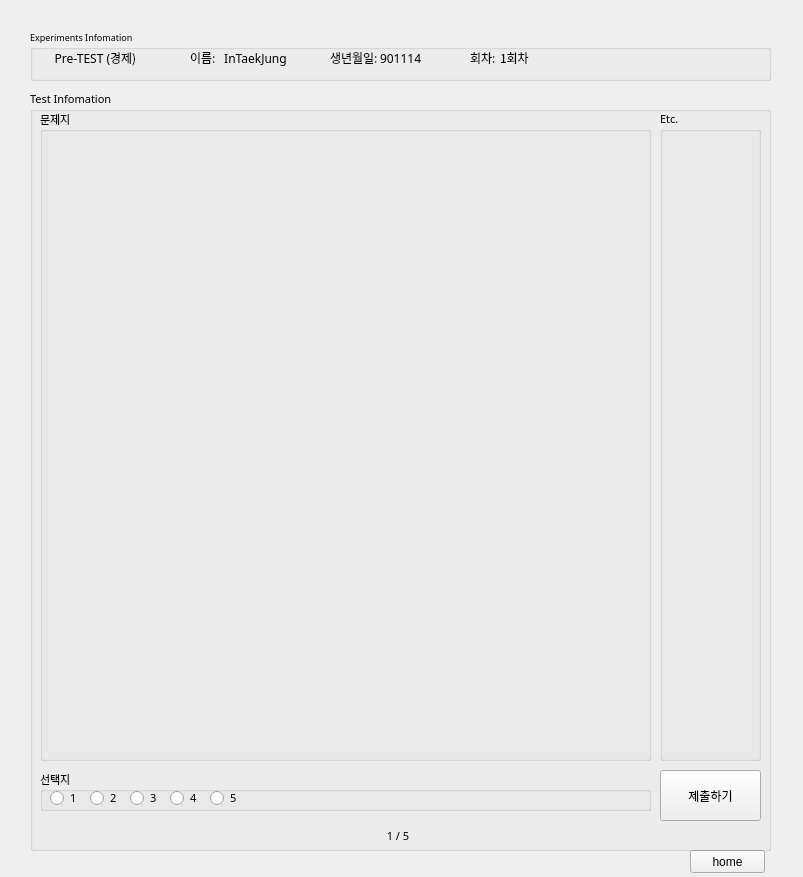
The window that ui/test_widget.ui (PsycIT/Edu_Exp_App) describes before a commit, drawn with Qt 5.
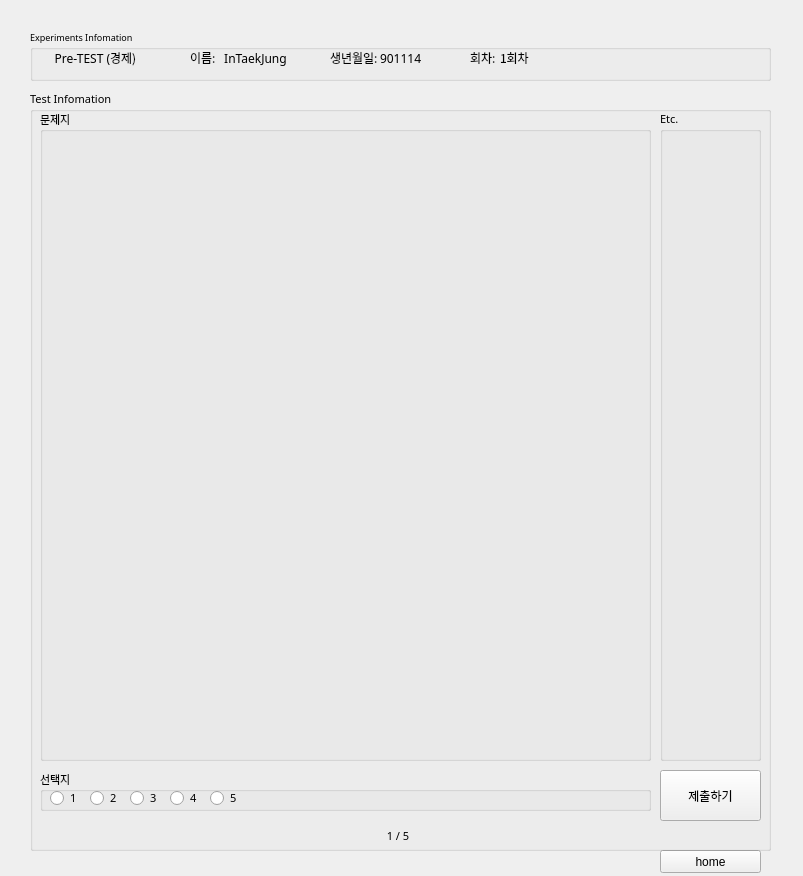
The same window after the commit.

Commit message: fix errors and stateOfTestCnt

What changed in the file:
```diff
--- a/ui/test_widget.ui
+++ b/ui/test_widget.ui
@@ -7,7 +7,7 @@
     <x>0</x>
     <y>0</y>
     <width>803</width>
-    <height>877</height>
+    <height>876</height>
    </rect>
   </property>
   <property name="windowTitle">
@@ -16,9 +16,9 @@
   <widget class="QPushButton" name="homeBtn">
    <property name="geometry">
     <rect>
-     <x>690</x>
+     <x>660</x>
      <y>850</y>
-     <width>75</width>
+     <width>101</width>
      <height>23</height>
     </rect>
    </property>
```
The commit also changes 4 other files.
